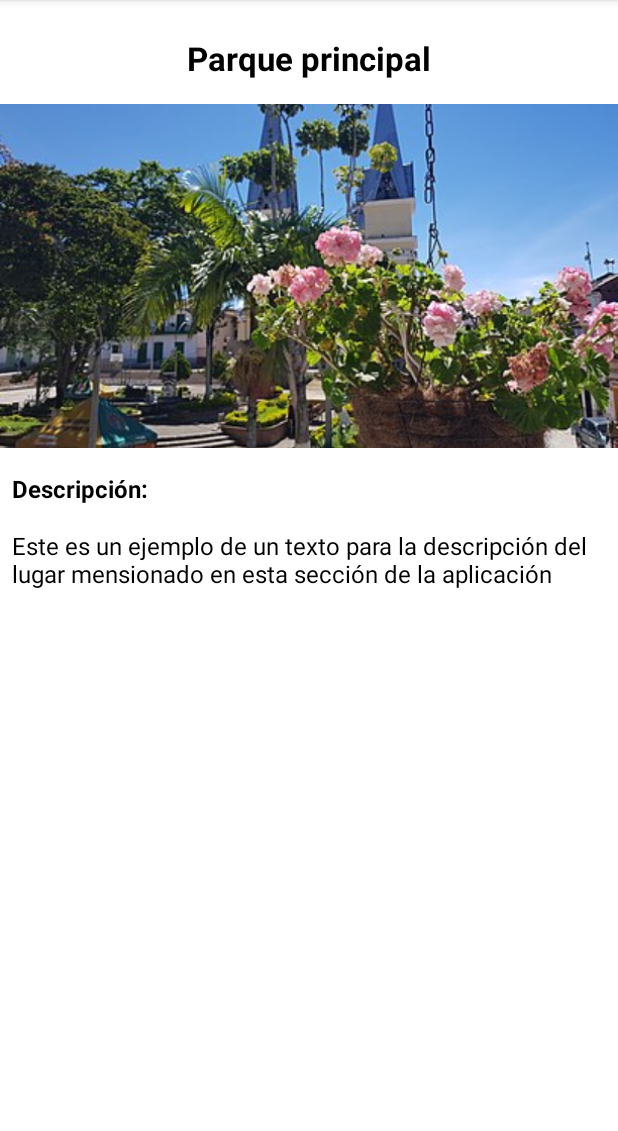
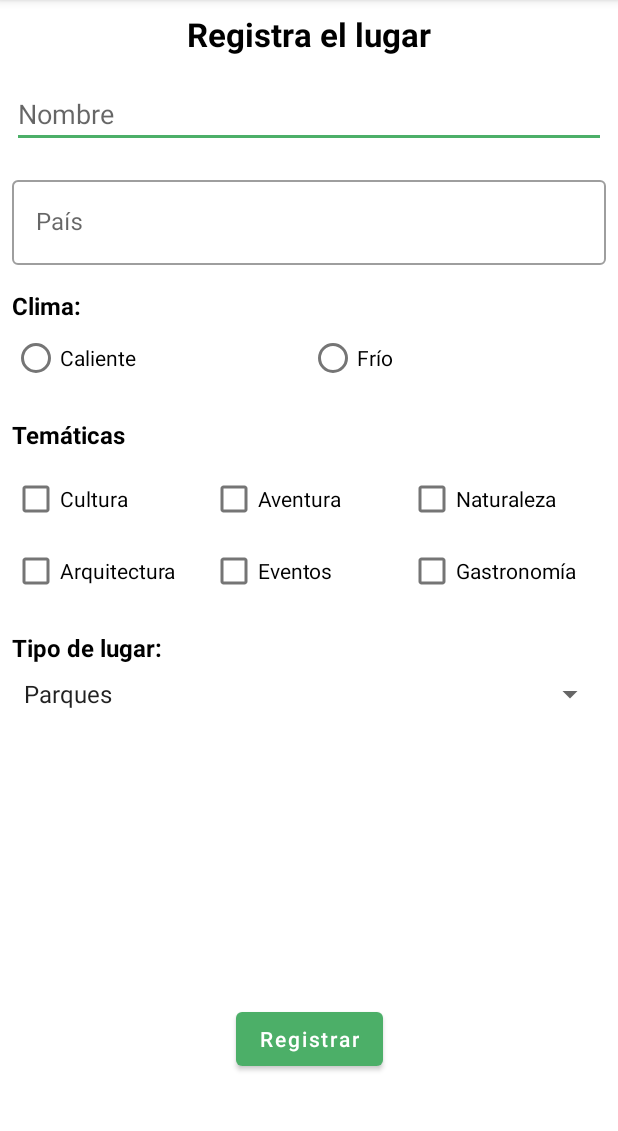
Before and after one commit to fedeasaldar3/HelloWorld3, an Android app: the screen it shows after launch (MainActivity before the commit, PlaceRegistrationActivity after it), on a phone screen of 412 x 824 dp, the part 84-1215 px from its top. Run offline under Robolectric (Android 15) with nearby library versions, the phone set to English and light mode, and no system bars.

Commit message:
Register place activity was modified with some elements just like checkbox, radiobutton box, and spinner

```diff
--- /dev/null
+++ b/app/src/main/java/com/example/helloworld/PlaceRegistrationActivity.kt
@@ -0,0 +1,62 @@
+package com.example.helloworld
+
+import androidx.appcompat.app.AppCompatActivity
+import android.os.Bundle
+import android.widget.Button
+import android.widget.CheckBox
+import android.widget.EditText
+import android.widget.RadioButton
+import android.widget.Spinner
+import android.widget.TextView
+import com.google.android.material.textfield.TextInputEditText
+
+class PlaceRegistrationActivity : AppCompatActivity() {
+    override fun onCreate(savedInstanceState: Bundle?) {
+        super.onCreate(savedInstanceState)
+        setContentView(R.layout.activity_place_registration)
+
+        val registerButton: Button = findViewById(R.id.btn_register)
+        val namePlaceET: EditText = findViewById(R.id.et_name_place)
+        val infoTV: TextView = findViewById(R.id.tv_info)
+        val countryET: TextInputEditText = findViewById(R.id.et_country)
+        val hotRB: RadioButton = findViewById(R.id.rb_hot)
+        val coldRB: RadioButton = findViewById(R.id.rb_cold)
+        val cultureCB: CheckBox = findViewById(R.id.cb_culture)
+        val adventureCB: CheckBox = findViewById(R.id.cb_adventure)
+        val natureCB: CheckBox = findViewById(R.id.cb_nature)
+        val architectureCB: CheckBox = findViewById(R.id.cb_architecture)
+        val eventsCB: CheckBox = findViewById(R.id.cb_events)
+        val gastronomyCB: CheckBox = findViewById(R.id.cb_gastronomy)
+        val typePlaceSpinner: Spinner = findViewById(R.id.spinner_type_place)
+
+        registerButton.setOnClickListener {
+            val namePlace = namePlaceET.text.toString()
+            val nameCountry = countryET.text.toString()
+
+            val weather: String = if (hotRB.isChecked) getString(R.string.hot)
+            else getString(R.string.cold)
+
+            var themes = ""
+            if (cultureCB.isChecked) themes = themes + ", " + getString(R.string.culture)
+            if (adventureCB.isChecked) themes = themes + ", " + getString(R.string.adventure)
+            if (natureCB.isChecked) themes = themes + ", " + getString(R.string.nature)
+            if (architectureCB.isChecked) themes = themes + ", " + getString(R.string.archiquecture)
+            if (eventsCB.isChecked) themes = themes + ", " + getString(R.string.events)
+            if (gastronomyCB.isChecked) themes = themes + ", " + getString(R.string.gastronomy)
+
+            val typeOfPlace = typePlaceSpinner.selectedItem.toString()
+
+            infoTV.text = getString(
+                R.string.info_text,
+                namePlace,
+                nameCountry,
+                getString(R.string.weatherIs),
+                weather,
+                themes,
+                typeOfPlace
+            )
+
+        }
+
+    }
+}
--- /dev/null
+++ b/app/src/main/res/layout/activity_place_registration.xml
@@ -0,0 +1,225 @@
+<?xml version="1.0" encoding="utf-8"?>
+<androidx.constraintlayout.widget.ConstraintLayout xmlns:android="http://schemas.android.com/apk/res/android"
+    xmlns:app="http://schemas.android.com/apk/res-auto"
+    xmlns:tools="http://schemas.android.com/tools"
+    style="@style/normal_text"
+    android:layout_width="match_parent"
+    android:layout_height="match_parent"
+    tools:context=".PlaceRegistrationActivity">
+
+    <TextView
+        android:id="@+id/textView5"
+        style="@style/title_text"
+        android:layout_width="wrap_content"
+        android:layout_height="wrap_content"
+        android:layout_marginTop="8dp"
+        android:text="@string/registration_title"
+        app:layout_constraintEnd_toEndOf="parent"
+        app:layout_constraintStart_toStartOf="parent"
+        app:layout_constraintTop_toTopOf="parent" />
+
+    <EditText
+        android:id="@+id/et_name_place"
+        android:layout_width="0dp"
+        android:layout_height="wrap_content"
+        android:layout_marginStart="8dp"
+        android:layout_marginTop="16dp"
+        android:layout_marginEnd="8dp"
+        android:ems="10"
+        android:hint="@string/et_name"
+        android:inputType="textPersonName"
+        app:layout_constraintEnd_toEndOf="parent"
+        app:layout_constraintStart_toStartOf="parent"
+        app:layout_constraintTop_toBottomOf="@+id/textView5"
+        tools:ignore="Autofill" />
+
+    <Button
+        android:id="@+id/btn_register"
+        android:layout_width="wrap_content"
+        android:layout_height="wrap_content"
+        android:layout_marginBottom="16dp"
+        android:text="@string/register"
+        android:textAllCaps="false"
+        app:layout_constraintBottom_toTopOf="@+id/tv_info"
+        app:layout_constraintEnd_toEndOf="parent"
+        app:layout_constraintStart_toStartOf="parent" />
+
+    <TextView
+        android:id="@+id/tv_info"
+        android:layout_width="0dp"
+        android:layout_height="wrap_content"
+        android:layout_marginStart="8dp"
+        android:layout_marginEnd="8dp"
+        android:layout_marginBottom="16dp"
+        app:layout_constraintBottom_toBottomOf="parent"
+        app:layout_constraintEnd_toEndOf="parent"
+        app:layout_constraintStart_toStartOf="parent" />
+
+    <com.google.android.material.textfield.TextInputLayout
+        android:id="@+id/textInputLayout"
+        style="@style/Widget.MaterialComponents.TextInputLayout.OutlinedBox"
+        android:layout_width="0dp"
+        android:layout_height="wrap_content"
+        android:layout_marginStart="8dp"
+        android:layout_marginTop="16dp"
+        android:layout_marginEnd="8dp"
+        app:layout_constraintEnd_toEndOf="parent"
+        app:layout_constraintStart_toStartOf="parent"
+        app:layout_constraintTop_toBottomOf="@+id/et_name_place">
+
+        <com.google.android.material.textfield.TextInputEditText
+            android:id="@+id/et_country"
+            android:layout_width="match_parent"
+            android:layout_height="wrap_content"
+            android:hint="@string/country"
+            android:textColorHint="#777777" />
+    </com.google.android.material.textfield.TextInputLayout>
+
+    <TextView
+        android:id="@+id/textView6"
+        style="@style/subtitle_text"
+        android:layout_width="0dp"
+        android:layout_height="wrap_content"
+        android:layout_marginStart="8dp"
+        android:layout_marginTop="16dp"
+        android:layout_marginEnd="8dp"
+        android:text="@string/weather"
+        app:layout_constraintEnd_toEndOf="parent"
+        app:layout_constraintHorizontal_bias="0.498"
+        app:layout_constraintStart_toStartOf="parent"
+        app:layout_constraintTop_toBottomOf="@+id/textInputLayout" />
+
+    <TextView
+        android:id="@+id/textView7"
+        style="@style/subtitle_text"
+        android:layout_width="0dp"
+        android:layout_height="wrap_content"
+        android:layout_marginStart="8dp"
+        android:layout_marginTop="16dp"
+        android:layout_marginEnd="8dp"
+        android:text="@string/themes"
+        app:layout_constraintEnd_toEndOf="parent"
+        app:layout_constraintHorizontal_bias="1.0"
+        app:layout_constraintStart_toStartOf="parent"
+        app:layout_constraintTop_toBottomOf="@+id/rg_weather" />
+
+    <TextView
+        android:id="@+id/textView8"
+        style="@style/subtitle_text"
+        android:layout_width="0dp"
+        android:layout_height="wrap_content"
+        android:layout_marginStart="8dp"
+        android:layout_marginTop="16dp"
+        android:layout_marginEnd="8dp"
+        android:text="@string/type_of_place"
+        app:layout_constraintEnd_toEndOf="parent"
+        app:layout_constraintHorizontal_bias="0.0"
+        app:layout_constraintStart_toStartOf="parent"
+        app:layout_constraintTop_toBottomOf="@+id/tableLayout" />
+
+    <RadioGroup
+        android:id="@+id/rg_weather"
+        android:layout_width="0dp"
+        android:layout_height="wrap_content"
+        android:layout_marginStart="8dp"
+        android:layout_marginEnd="8dp"
+        android:orientation="horizontal"
+        app:layout_constraintEnd_toEndOf="parent"
+        app:layout_constraintStart_toStartOf="parent"
+        app:layout_constraintTop_toBottomOf="@+id/textView6">
+
+        <RadioButton
+            android:id="@+id/rb_hot"
+            android:layout_width="match_parent"
+            android:layout_height="wrap_content"
+            android:layout_weight="1"
+            android:text="@string/hot" />
+
+        <RadioButton
+            android:id="@+id/rb_cold"
+            android:layout_width="match_parent"
+            android:layout_height="wrap_content"
+            android:layout_weight="1"
+            android:text="@string/cold" />
+    </RadioGroup>
+
+    <TableLayout
+        android:id="@+id/tableLayout"
+        android:layout_width="0dp"
+        android:layout_height="wrap_content"
+        android:layout_marginStart="8dp"
+        android:layout_marginTop="8dp"
+        android:layout_marginEnd="8dp"
+        app:layout_constraintEnd_toEndOf="parent"
+        app:layout_constraintStart_toStartOf="parent"
+        app:layout_constraintTop_toBottomOf="@+id/textView7">
+
+        <TableRow
+            android:layout_width="match_parent"
+            android:layout_height="match_parent"
+            android:weightSum="3">
+
+            <CheckBox
+                android:id="@+id/cb_culture"
+                android:layout_width="0dp"
+                android:layout_height="wrap_content"
+                android:layout_weight="1"
+                android:text="@string/culture" />
+
+            <CheckBox
+                android:id="@+id/cb_adventure"
+                android:layout_width="0dp"
+                android:layout_height="wrap_content"
+                android:layout_weight="1"
+                android:text="@string/adventure" />
+
+            <CheckBox
+                android:id="@+id/cb_nature"
+                android:layout_width="0dp"
+                android:layout_height="wrap_content"
+                android:layout_weight="1"
+                android:text="@string/nature" />
+        </TableRow>
+
+        <TableRow
+            android:layout_width="match_parent"
+            android:layout_height="match_parent"
+            android:weightSum="3">
+
+            <CheckBox
+                android:id="@+id/cb_architecture"
+                android:layout_width="0dp"
+                android:layout_height="wrap_content"
+                android:layout_weight="1"
+                android:text="@string/archiquecture" />
+
+            <CheckBox
+                android:id="@+id/cb_events"
+                android:layout_width="0dp"
+                android:layout_height="wrap_content"
+                android:layout_weight="1"
+                android:text="@string/events" />
+
+            <CheckBox
+                android:id="@+id/cb_gastronomy"
+                android:layout_width="0dp"
+                android:layout_height="wrap_content"
+                android:layout_weight="1"
+                android:text="@string/gastronomy" />
+        </TableRow>
+
+    </TableLayout>
+
+    <Spinner
+        android:id="@+id/spinner_type_place"
+        android:layout_width="0dp"
+        android:layout_height="wrap_content"
+        android:layout_marginStart="8dp"
+        android:layout_marginTop="8dp"
+        android:layout_marginEnd="8dp"
+        android:entries="@array/type_place_array"
+        app:layout_constraintEnd_toEndOf="parent"
+        app:layout_constraintStart_toStartOf="parent"
+        app:layout_constraintTop_toBottomOf="@+id/textView8" />
+
+</androidx.constraintlayout.widget.ConstraintLayout>
--- a/app/src/main/res/values/strings.xml
+++ b/app/src/main/res/values/strings.xml
@@ -3,4 +3,31 @@
     <string name="description">Descripción:</string>
     <string name="description_text">Este es un ejemplo de un texto para la descripción del lugar mensionado en esta sección de la aplicación</string>
     <string name="title_text">Parque principal</string>
+    <string name="registration_title">Registra el lugar</string>
+    <string name="register">Registrar</string>
+    <string name="et_name">Nombre</string>
+    <string name="country">País</string>
+    <string name="weather">Clima:</string>
+    <string name="weatherIs">su clima es</string>
+    <string name="hot">Caliente</string>
+    <string name="cold">Frío</string>
+    <string name="info_text">"%s, %s %s %s\nTemáticas: %s\nTipo de lugar: %s"</string>
+    <string name="themes">Temáticas</string>
+    <string name="culture">Cultura</string>
+    <string name="adventure">Aventura</string>
+    <string name="nature">Naturaleza</string>
+    <string name="archiquecture">Arquitectura</string>
+    <string name="events">Eventos</string>
+    <string name="gastronomy">Gastronomía</string>
+    <string name="type_of_place">Tipo de lugar:</string>
+
+    <string-array name="type_place_array">
+        <item>Parques</item>
+        <item>Museos</item>
+        <item>Monumentos históricos</item>
+        <item>Zonas comerciales</item>
+        <item>Playas</item>
+        <item>Jardines Botánicos</item>
+    </string-array>
+
 </resources>
--- a/app/src/main/res/values/themes.xml
+++ b/app/src/main/res/values/themes.xml
@@ -6,8 +6,8 @@
         <item name="colorPrimaryVariant">#4AC372</item>
         <item name="colorOnPrimary">@color/white</item>
         <!-- Secondary brand color. -->
-        <item name="colorSecondary">@color/teal_200</item>
-        <item name="colorSecondaryVariant">@color/teal_700</item>
+        <item name="colorSecondary">#4CAF68</item>
+        <item name="colorSecondaryVariant">#4CAF68</item>
         <item name="colorOnSecondary">@color/black</item>
         <!-- Status bar color. -->
         <item name="android:statusBarColor">?attr/colorPrimaryVariant</item>
```
Also changed, not shown: app/src/main/AndroidManifest.xml (+9 -1 lines), 1 other file.
